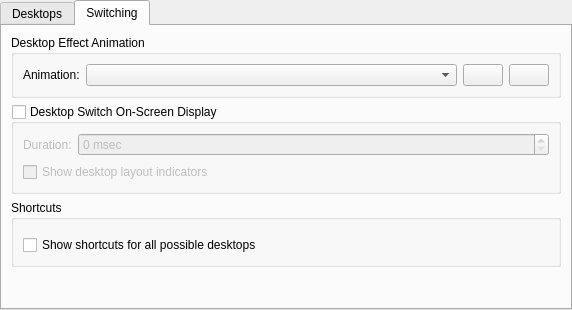
First picture: the form in kcmkwin/kwindesktop/main.ui, repository KDE/kwin, before the edit.
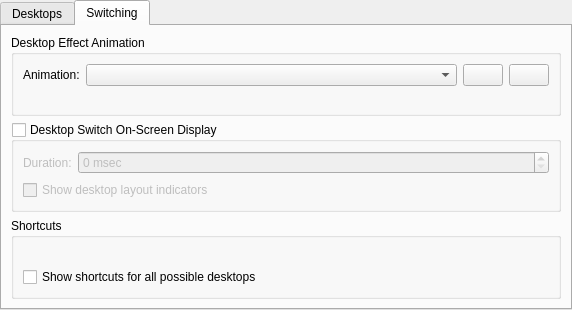
Second picture: the form after the edit. The open tabs and pages were chosen to show the change. Custom widgets are drawn as their Qt base class.

Commit message: Removed a spacer.

What changed in the file:
```diff
--- a/kcmkwin/kwindesktop/main.ui
+++ b/kcmkwin/kwindesktop/main.ui
@@ -260,19 +260,6 @@
          </layout>
         </widget>
        </item>
-       <item>
-        <spacer name="verticalSpacer_2">
-         <property name="orientation">
-          <enum>Qt::Vertical</enum>
-         </property>
-         <property name="sizeHint" stdset="0">
-          <size>
-           <width>20</width>
-           <height>40</height>
-          </size>
-         </property>
-        </spacer>
-       </item>
       </layout>
      </widget>
     </widget>
```
